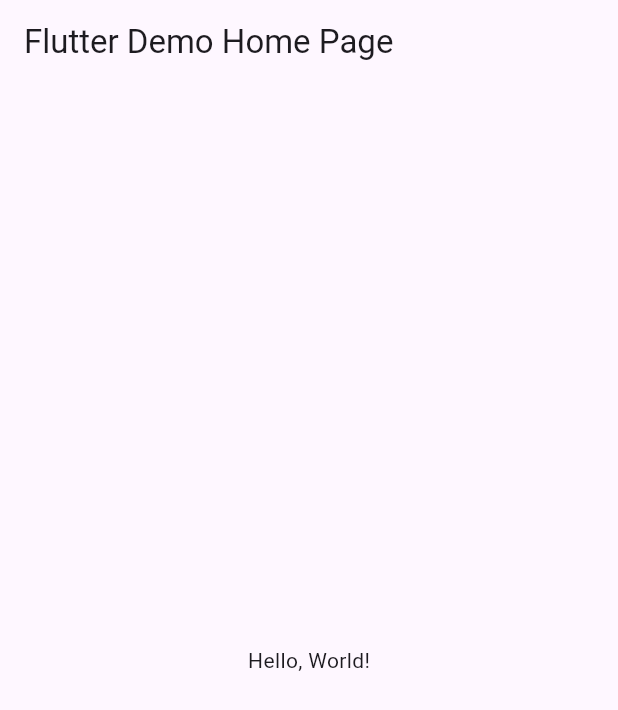
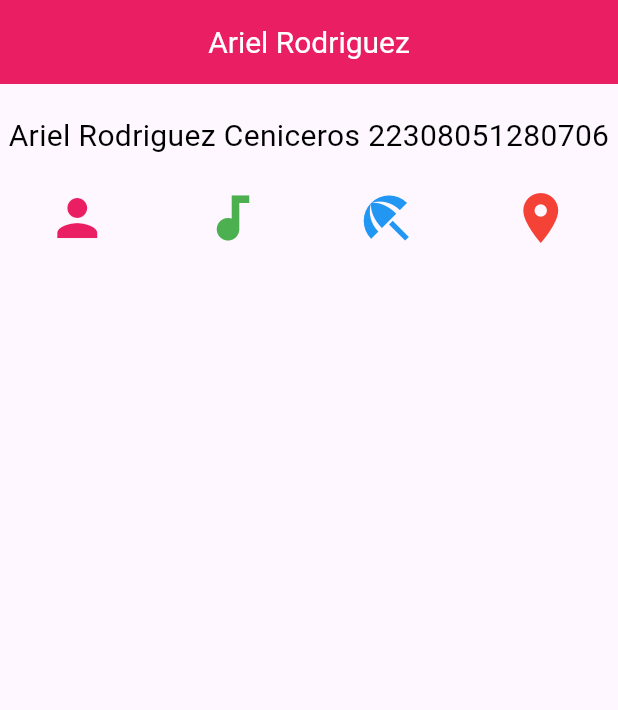
Before and after one commit to ArielRodriguez07/p9_v1_iconos, a Flutter app: the screen it shows after launch, on a phone screen of 412 x 824 dp. Shown: the top 710 px of the screen. Run offline on Flutter 3.47's test engine with Material 3 defaults, Android fonts, the phone set to English and light mode, and no system bars.

```diff
--- a/lib/main.dart
+++ b/lib/main.dart
@@ -1,43 +1,62 @@
 import 'package:flutter/material.dart';
 
-void main() => runApp(MyApp());
+void main() => runApp(MisIconosApp());
 
-class MyApp extends StatelessWidget {
-  const MyApp({super.key});
-  // This widget is the root of your application.
+class MisIconosApp extends StatelessWidget {
+  const MisIconosApp({Key? key}) : super(key: key);
+
   @override
   Widget build(BuildContext context) {
     return MaterialApp(
-      // Application name
-      title: 'Flutter Hello World',
-      // Application theme data, you can set the colors for the application as
-      // you want
-      theme: ThemeData(
-        // useMaterial3: false,
-        primarySwatch: Colors.blue,
-      ),
-      // A widget which will be started on application startup
-      home: MyHomePage(title: 'Flutter Demo Home Page'),
-    );
-  }
-}
-
-class MyHomePage extends StatelessWidget {
-  final String title;
-  const MyHomePage({super.key, required this.title});
-
-  @override
-  Widget build(BuildContext context) {
-    return Scaffold(
-      appBar: AppBar(
-        // The title text which will be shown on the action bar
-        title: Text(title),
-      ),
-      body: Center(
-        child: Text(
-          'Hello, World!',
+      debugShowCheckedModeBanner: false,
+      home: Scaffold(
+        appBar: AppBar(
+          title: Text("Ariel Rodriguez"),
+          titleTextStyle: TextStyle(color: Colors.white, fontSize: 20),
+          centerTitle: true,
+          backgroundColor: Colors.pink,
+        ),
+        body: Column(
+          children: <Widget>[
+            SizedBox(height: 20), // Espacio entre el AppBar y el texto
+            Text(
+              "Ariel Rodriguez Ceniceros 22308051280706",
+              style: TextStyle(
+                fontSize: 20,
+                color: Colors.black,
+              ),
+              textAlign: TextAlign.center, // Centrar el texto
+            ),
+            SizedBox(height: 20), // Espacio entre el texto y los iconos
+            const Row(
+              mainAxisAlignment: MainAxisAlignment.spaceAround,
+              children: <Widget>[
+                Icon(
+                  Icons.person, // Icono de usuario
+                  color: Colors.pink,
+                  size: 40.0,
+                  semanticLabel: 'Text to announce in accessibility modes',
+                ),
+                Icon(
+                  Icons.audiotrack,
+                  color: Colors.green,
+                  size: 40.0,
+                ),
+                Icon(
+                  Icons.beach_access,
+                  color: Colors.blue,
+                  size: 40.0,
+                ),
+                Icon(
+                  Icons.location_on, // Icono de ubicación
+                  color: Colors.red, // Color rojo para el ícono de ubicación
+                  size: 40.0,
+                ),
+              ],
+            ),
+          ],
         ),
       ),
     );
-  }
-}
+  } // fin de widgets
+} // fin de la clase MisIconosApp
```
Also changed, not shown: iconos.PNG (added).
